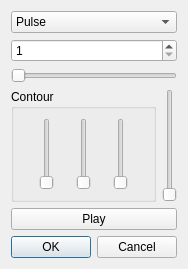
fenixnix/AlgorithmicMusic, file dialogmusicinstrumenttest.ui: the form before one commit.
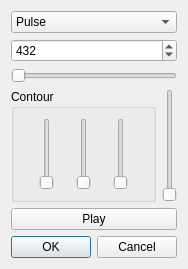
The form after the commit.

```diff
--- a/dialogmusicinstrumenttest.ui
+++ b/dialogmusicinstrumenttest.ui
@@ -41,11 +41,14 @@
    <item>
     <widget class="QSpinBox" name="spinBoxFreq">
      <property name="minimum">
-      <number>1</number>
+      <number>20</number>
      </property>
      <property name="maximum">
       <number>20000</number>
      </property>
+     <property name="value">
+      <number>432</number>
+     </property>
     </widget>
    </item>
    <item>
```
